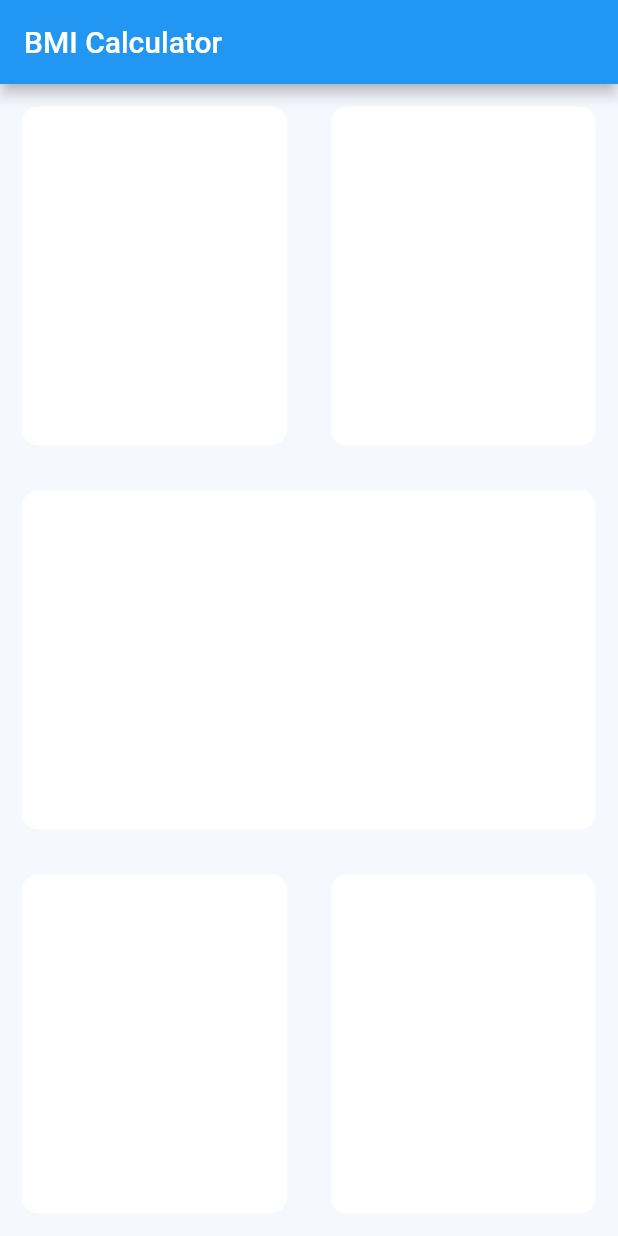
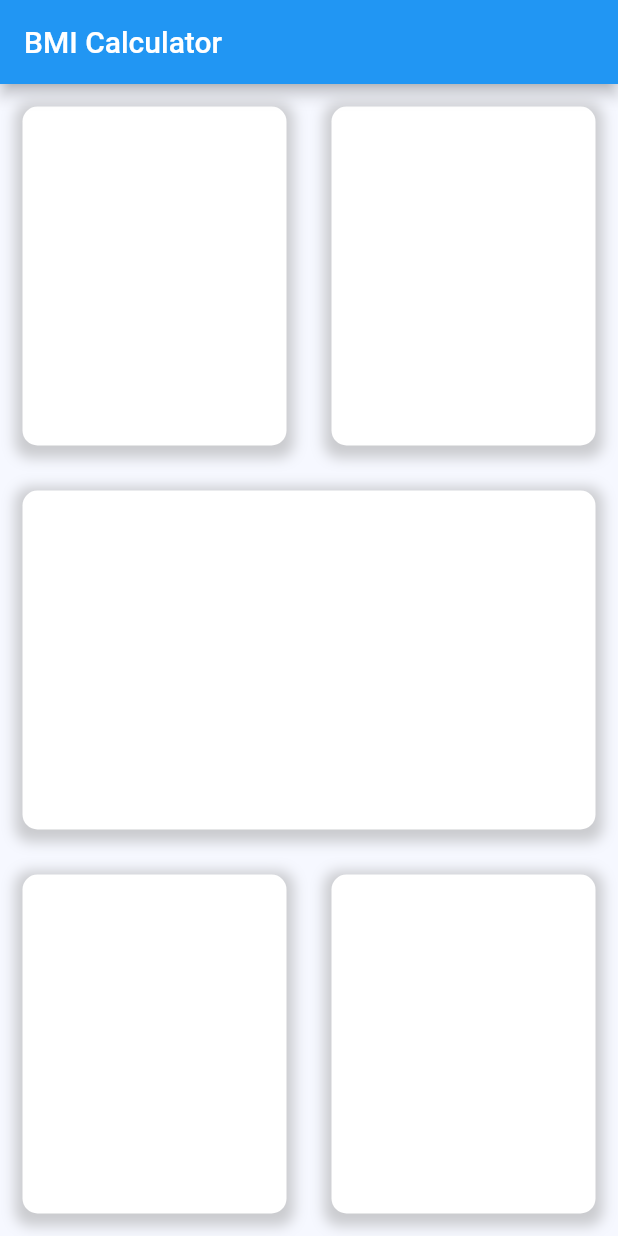
Before and after one commit to c-mongan/Qualife, a Flutter app: the screen it shows after launch, on a phone screen of 412 x 824 dp. Run offline on Flutter 3.47's test engine with Material 2 defaults, Android fonts, the phone set to English and light mode, and no system bars; our stand-ins replace cloud_firestore, firebase_auth, firebase_core, fluttertoast; accounts and stored records are empty.

Commit message:
Updated mainscreen.dart

```diff
--- a/bmi_calculator_app/lib/main_screen.dart
+++ b/bmi_calculator_app/lib/main_screen.dart
@@ -28,64 +28,59 @@ class _MainScreenState extends State<MainScreen> {
            Expanded(
             child:Row(
               children: <Widget>[
-
-
-              Expanded(child: Container(
-                margin: EdgeInsets.all(15.0),
-                decoration: BoxDecoration(
-                  borderRadius: BorderRadius.circular(10.0),
-                  color: Color(0xFFffffff),),
-                   )
+                 Expanded(child: ContainerBox()
                    ),
-
-
-                   Expanded(child: Container(
-                margin: EdgeInsets.all(15.0),
-                decoration: BoxDecoration(
-                  borderRadius: BorderRadius.circular(10.0),
-                  color: Color(0xFFffffff),),
-                   )
+                   Expanded(child: ContainerBox(),
                    )
                     ],
                     )
           ),
-
-
-
-          Expanded(child: Container(
-                margin: EdgeInsets.all(15.0),
-                decoration: BoxDecoration(
-                  borderRadius: BorderRadius.circular(10.0),
-                  color: Color(0xFFffffff),),
-                   )
+          Expanded(child: ContainerBox()
                    ),
 Expanded(
             child:Row(
               children: <Widget>[
-
-              Expanded(child: Container(
-                margin: EdgeInsets.all(15.0),
-                decoration: BoxDecoration(
-                  borderRadius: BorderRadius.circular(10.0),
-                  color: Color(0xFFffffff),),
-                   )
+              Expanded(child:ContainerBox()
                    ),
-
-
-                   Expanded(child: Container(
-                margin: EdgeInsets.all(15.0),
-                decoration: BoxDecoration(
-                  borderRadius: BorderRadius.circular(10.0),
-                  color: Color(0xFFffffff),),
-                   )
+                   Expanded(child: ContainerBox()
                    )
                     ],
                     )
-
-
 )
         ]
       ),
     );
   }
 }
+
+
+//Ctrl + . while hovering over widget lets us extract
+//the widget and name it , in this case it was named
+//ContainerBox. Its implementation is below.
+
+//This allows us to remove duplicate code
+class ContainerBox extends StatelessWidget {
+  const ContainerBox({
+    Key? key,
+  }) : super(key: key);
+
+  @override
+  Widget build(BuildContext context) {
+    return Container(
+      margin: EdgeInsets.all(15.0),
+      decoration: BoxDecoration(
+        borderRadius: BorderRadius.circular(10.0),
+        color: Color(0xFFffffff),
+        boxShadow:
+          [BoxShadow( color: Colors.grey.withOpacity(0.5),
+          spreadRadius: 5.0,
+          blurRadius: 7.0,
+          offset: Offset(0,3),
+          ),
+          ],
+
+ ),
+ );
+
+  }
+}
```
